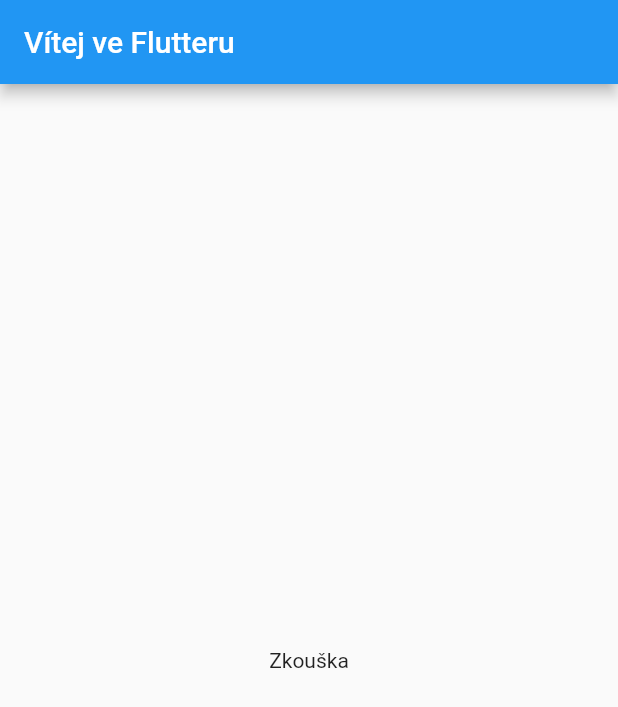
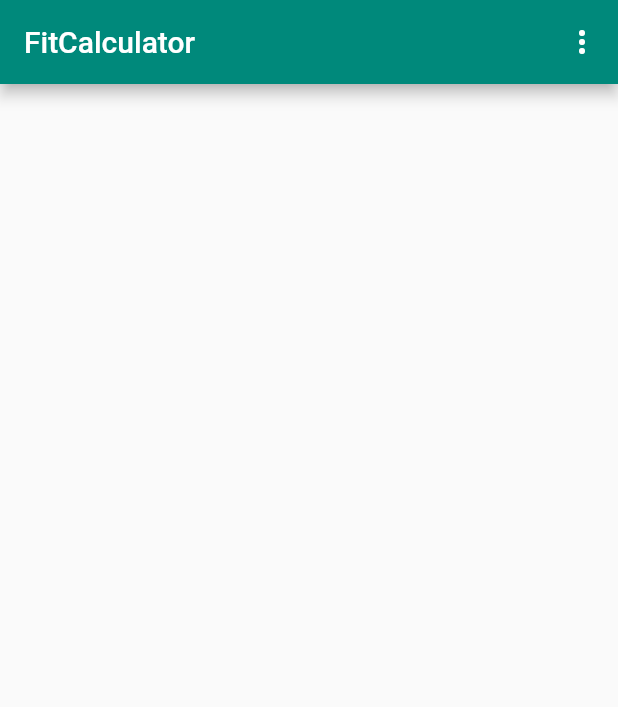
Before and after one commit to realfaid/FitCalculator, a Flutter app: the screen it shows after launch, on a phone screen of 412 x 824 dp. Shown: the top 707 px of the screen. Run offline on Flutter 3.47's test engine with Material 2 defaults, Android fonts, the phone set to English and light mode, and no system bars.

Commit message:
prvni stranka

```diff
--- a/fit_calculator/lib/main.dart
+++ b/fit_calculator/lib/main.dart
@@ -6,15 +6,52 @@ class MyApp extends StatelessWidget {
   @override
   Widget build(BuildContext context) {
     return MaterialApp(
-      title: 'Vítej ve Flutteru',
-      home: Scaffold(
-        appBar: AppBar(
-          title: Text('Vítej ve Flutteru'),
-        ),
-        body: Center(
-          child: Text('Zkouška'),
-        ),
+      title: 'FitCalculator',
+      debugShowCheckedModeBanner: false,
+      theme: ThemeData(
+        primaryColor: Colors.teal[600],
       ),
+      home: DropdownMenuDemo(),
     );
   }
 }
+
+class DropdownMenuDemo extends StatelessWidget {
+  @override
+  Widget build(BuildContext context) {
+    return Scaffold(
+      appBar: AppBar(
+        title: Text('FitCalculator'),
+        actions: [
+          PopupMenuButton(
+            icon: Icon(Icons.more_vert),
+            itemBuilder: (BuildContext context) => <PopupMenuEntry>[
+              const PopupMenuItem(
+                child: ListTile(
+                  leading: Icon(Icons.add),
+                  title: Text('TAK JO'),
+                ),
+              ),
+              const PopupMenuItem(
+                child: ListTile(
+                  leading: Icon(Icons.anchor),
+                  title: Text('Uvidime'),
+                ),
+              ),
+              const PopupMenuItem(
+                child: ListTile(
+                  leading: Icon(Icons.article),
+                  title: Text('Nevime'),
+                ),
+              ),
+              const PopupMenuDivider(),
+              const PopupMenuItem(child: Text('Item A')),
+              const PopupMenuItem(child: Text('Item B')),
+            ],
+          ),
+        ],
+      ),
+      body: Center(),
+    );
+  }
+}
--- a/fit_calculator/pubspec.yaml
+++ b/fit_calculator/pubspec.yaml
@@ -1,4 +1,4 @@
-name: fit_calculator
+name: fit
 description: A new Flutter application.
 
 # The following line prevents the package from being accidentally published to
```
Also changed, not shown: 9 other files.
